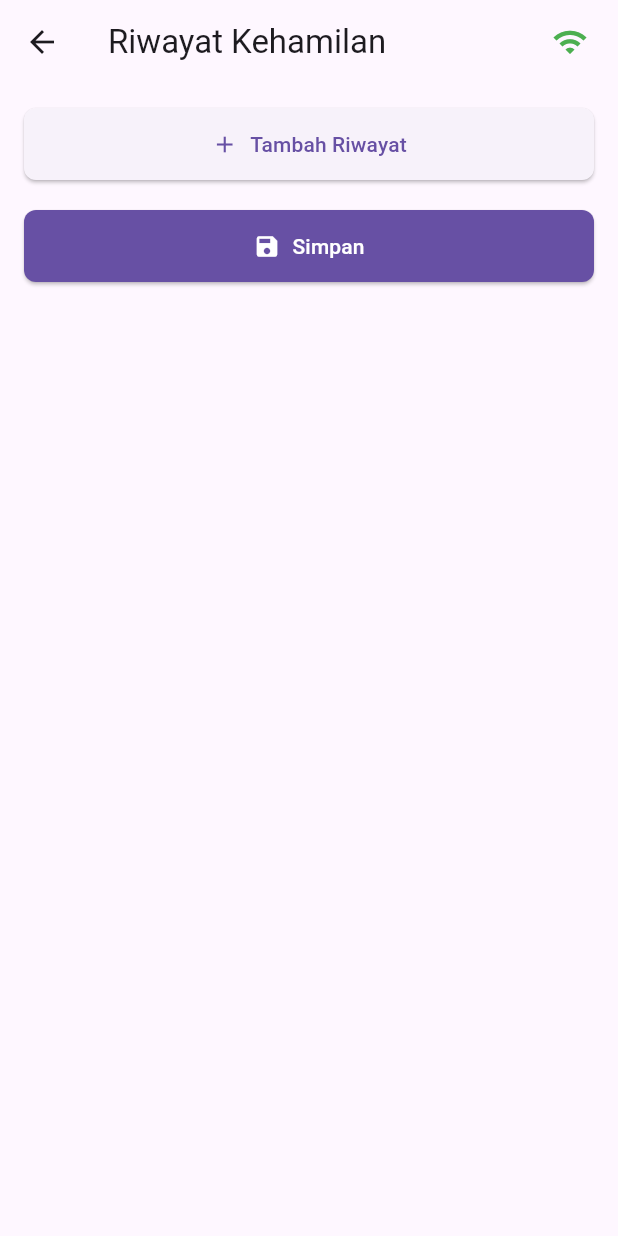
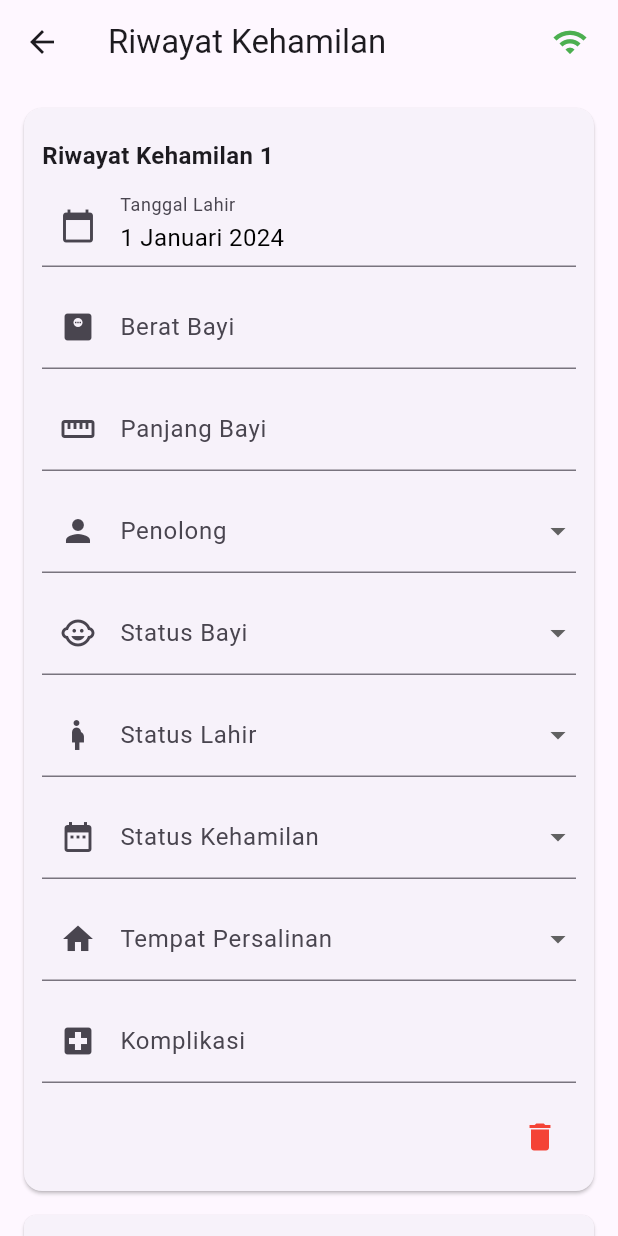
Before and after one commit to dwipp/ebidan, a Flutter app: the AddRiwayatBumilScreen screen opened directly with empty values, on a phone screen of 412 x 824 dp. Run offline on Flutter 3.47's test engine with Material 3 defaults, Android fonts, the phone set to English and light mode, and no system bars; our stand-ins replace bloc, cloud_firestore, equatable, firebase_auth, firebase_core, fl_chart and 5 more; accounts and stored records are empty.

Commit message:
form validator in add riwayat

```diff
--- a/lib/presentation/screens/riwayat/add_riwayat_bumil.dart
+++ b/lib/presentation/screens/riwayat/add_riwayat_bumil.dart
@@ -10,6 +10,8 @@ import 'package:ebidan/common/Utils.dart';
 import 'package:ebidan/presentation/router/app_router.dart';
 import 'package:flutter/material.dart';
 import 'package:flutter_bloc/flutter_bloc.dart';
+// Import FormValidator
+import 'package:ebidan/common/utility/form_validator.dart';
 
 class AddRiwayatBumilScreen extends StatefulWidget {
   final String state;
@@ -21,19 +23,25 @@ class AddRiwayatBumilScreen extends StatefulWidget {
 
 class _AddRiwayatBumilState extends State<AddRiwayatBumilScreen> {
   final _formKey = GlobalKey<FormState>();
+
+  // **PERUBAHAN 1: DEFINISI FIELD KEYS DINAMIS**
+  final Map<String, GlobalKey> _fieldKeys = {};
+  late FormValidator _formValidator;
+
+  // Validator standar
+  String? _requiredObjectValidator(dynamic val) =>
+      val == null || (val is String && val.isEmpty) ? 'Wajib dipilih' : null;
+
   List<Map<String, dynamic>> riwayatList = [];
 
   final List<String> statusBayiList = ['Hidup', 'Mati', 'Abortus'];
-
   final List<String> statusKehamilanList = ['Aterm', 'Preterm', 'Postterm'];
-
   final List<String> penolongList = [
     'Bidan',
     'Dokter',
     'Dukun Kampung',
     'Lainnya',
   ];
-
   final List<String> tempatList = [
     'Rumah Sakit',
     'Poskesdes',
@@ -41,7 +49,6 @@ class _AddRiwayatBumilState extends State<AddRiwayatBumilScreen> {
     'Rumah',
     'Jalan',
   ];
-
   final List<String> statusLahirList = [
     'Spontan Belakang Kepala',
     'Section Caesarea (SC)',
@@ -52,7 +59,11 @@ class _AddRiwayatBumilState extends State<AddRiwayatBumilScreen> {
   @override
   void initState() {
     context.read<SubmitRiwayatCubit>().setInitial();
+    // Inisialisasi FormValidator
+    _formValidator = FormValidator(fieldKeys: _fieldKeys);
     super.initState();
+    // Langsung tambahkan satu riwayat saat pertama kali load
+    _addRiwayat();
   }
 
   @override
@@ -61,11 +72,31 @@ class _AddRiwayatBumilState extends State<AddRiwayatBumilScreen> {
     bumil = context.watch<SelectedBumilCubit>().state;
   }
 
+  // **PERUBAHAN 2: LOGIKA DINAMIS GLOBAL KEY**
+  void _updateKeys(int index) {
+    // Daftarkan semua field wajib
+    const requiredFields = [
+      'tgl_lahir',
+      'status_bayi',
+      'status_lahir',
+      'status_term',
+      'tempat',
+      'penolong',
+    ];
+
+    for (var fieldName in requiredFields) {
+      final keyName = '${fieldName}_$index';
+      if (!_fieldKeys.containsKey(keyName)) {
+        _fieldKeys[keyName] = GlobalKey();
+      }
+    }
+  }
+
   void _addRiwayat() {
     setState(() {
       riwayatList.add({
         'tgl_lahir': DateTime(DateTime.now().year - 1),
-        'berat_bayi': '0',
+        'berat_bayi': '',
         'komplikasi': '',
         'panjang_bayi': '',
         'penolong': '',
@@ -75,13 +106,39 @@ class _AddRiwayatBumilState extends State<AddRiwayatBumilScreen> {
         'status_term': '',
         'tempat': '',
       });
+      // Update keys untuk riwayat yang baru ditambahkan
+      _updateKeys(riwayatList.length - 1);
     });
   }
 
   void _removeRiwayat(int index) {
     setState(() {
       riwayatList.removeAt(index);
+
+      // Hapus semua keys lama
+      _fieldKeys.clear();
+
+      // Regenerasi semua keys untuk memastikan indeksnya benar
+      for (int i = 0; i < riwayatList.length; i++) {
+        _updateKeys(i);
+      }
     });
+  }
+
+  Future<void> _submitData() async {
+    // **PERUBAHAN 3: GANTI VALIDASI MANUAL DENGAN VALIDATE AND SCROLL**
+    _formValidator.reset();
+
+    if (!_formValidator.validateAndScroll(_formKey, context)) {
+      return;
+    }
+
+    _formKey.currentState!.save();
+
+    context.read<SubmitRiwayatCubit>().addRiwayat(
+      bumilId: bumil!.idBumil,
+      riwayatList: riwayatList,
+    );
   }
 
   @override
@@ -100,13 +157,33 @@ class _AddRiwayatBumilState extends State<AddRiwayatBumilScreen> {
               ...riwayatList.asMap().entries.map((entry) {
                 int index = entry.key;
                 var data = entry.value;
+
+                // Getter untuk GlobalKey dinamis
+                GlobalKey? getKey(String fieldName) =>
+                    _fieldKeys['${fieldName}_$index'];
+                // Setter untuk wrapValidator dengan fieldName dinamis
+                String? wrap(
+                  String fieldName,
+                  dynamic val,
+                  FieldValidator validator,
+                ) {
+                  return _formValidator.wrapValidator(
+                    '${fieldName}_$index',
+                    val,
+                    validator,
+                  );
+                }
+
                 return Card(
                   margin: const EdgeInsets.only(bottom: 16),
                   child: Padding(
                     padding: const EdgeInsets.all(12),
                     child: Column(
+                      crossAxisAlignment: CrossAxisAlignment.start,
                       children: [
+                        Utils.sectionTitle('Riwayat Kehamilan ${index + 1}'),
                         DatePickerFormField(
+                          key: getKey('tgl_lahir'), // **Key Dinamis**
                           labelText: 'Tanggal Lahir',
                           prefixIcon: Icons.calendar_today,
                           initialValue: data['tgl_lahir'],
@@ -117,6 +194,9 @@ class _AddRiwayatBumilState extends State<AddRiwayatBumilScreen> {
                               data['tgl_lahir'] = date;
                             });
                           },
+                          // **Wrap Validator**
+                          validator: (val) =>
+                              wrap('tgl_lahir', val, _requiredObjectValidator),
                         ),
                         const SizedBox(height: 12),
                         CustomTextField(
@@ -125,6 +205,7 @@ class _AddRiwayatBumilState extends State<AddRiwayatBumilScreen> {
                           onSaved: (val) => data['berat_bayi'] = val,
                           isNumber: true,
                           suffixText: 'gram',
+                          // Tidak wajib diisi
                         ),
                         const SizedBox(height: 12),
                         CustomTextField(
@@ -133,11 +214,16 @@ class _AddRiwayatBumilState extends State<AddRiwayatBumilScreen> {
                           onSaved: (val) => data['panjang_bayi'] = val,
                           isNumber: true,
                           suffixText: 'cm',
+                          // Tidak wajib diisi
                         ),
                         const SizedBox(height: 12),
-                        _buildPenolongField(data),
+                        _buildPenolongField(
+                          data,
+                          index,
+                        ), // Field dengan sub-field
                         const SizedBox(height: 12),
                         DropdownField(
+                          key: getKey('status_bayi'), // **Key Dinamis**
                           label: 'Status Bayi',
                           icon: Icons.child_care,
                           items: statusBayiList,
@@ -149,12 +235,16 @@ class _AddRiwayatBumilState extends State<AddRiwayatBumilScreen> {
                               data['status_bayi'] = newValue ?? '';
                             });
                           },
-                          validator: (val) => val == null || val.isEmpty
-                              ? 'Wajib dipilih'
-                              : null,
+                          // **Wrap Validator**
+                          validator: (val) => wrap(
+                            'status_bayi',
+                            val,
+                            _requiredObjectValidator,
+                          ),
                         ),
                         const SizedBox(height: 12),
                         DropdownField(
+                          key: getKey('status_lahir'), // **Key Dinamis**
                           label: 'Status Lahir',
                           icon: Icons.pregnant_woman,
                           items: statusLahirList,
@@ -166,17 +256,21 @@ class _AddRiwayatBumilState extends State<AddRiwayatBumilScreen> {
                               data['status_lahir'] = newValue ?? '';
                             });
                           },
+                          // **Wrap Validator Kondisional**
                           validator: (val) {
                             if (data['status_bayi'] != 'Abortus') {
-                              if (val == null || val.isEmpty) {
-                                return 'Wajib dipilih';
-                              }
+                              return wrap(
+                                'status_lahir',
+                                val,
+                                _requiredObjectValidator,
+                              );
                             }
                             return null;
                           },
                         ),
                         const SizedBox(height: 12),
                         DropdownField(
+                          key: getKey('status_term'), // **Key Dinamis**
                           label: 'Status Kehamilan',
                           icon: Icons.date_range,
                           items: statusKehamilanList,
@@ -188,17 +282,21 @@ class _AddRiwayatBumilState extends State<AddRiwayatBumilScreen> {
                               data['status_term'] = newValue ?? '';
                             });
                           },
+                          // **Wrap Validator Kondisional**
                           validator: (val) {
                             if (data['status_bayi'] != 'Abortus') {
-                              if (val == null || val.isEmpty) {
-                                return 'Wajib dipilih';
-                              }
+                              return wrap(
+                                'status_term',
+                                val,
+                                _requiredObjectValidator,
+                              );
                             }
                             return null;
                           },
                         ),
                         const SizedBox(height: 12),
                         DropdownField(
+                          key: getKey('tempat'), // **Key Dinamis**
                           label: 'Tempat Persalinan',
                           icon: Icons.home,
                           items: tempatList,
@@ -210,9 +308,9 @@ class _AddRiwayatBumilState extends State<AddRiwayatBumilScreen> {
                               data['tempat'] = newValue ?? '';
                             });
                           },
-                          validator: (val) => val == null || val.isEmpty
-                              ? 'Wajib dipilih'
-                              : null,
+                          // **Wrap Validator**
+                          validator: (val) =>
+                              wrap('tempat', val, _requiredObjectValidator),
                         ),
                         const SizedBox(height: 12),
                         CustomTextField(
@@ -296,15 +394,7 @@ class _AddRiwayatBumilState extends State<AddRiwayatBumilScreen> {
                       label: 'Simpan',
                       loadingLabel: 'Menyimpan...',
                       icon: Icons.save,
-                      onPressed: () {
-                        if (!_formKey.currentState!.validate()) return;
-                        _formKey.currentState!.save();
-
-                        context.read<SubmitRiwayatCubit>().addRiwayat(
-                          bumilId: bumil!.idBumil,
-                          riwayatList: riwayatList,
-                        );
-                      },
+                      onPressed: _submitData,
                     );
                   },
                 ),
@@ -316,14 +406,23 @@ class _AddRiwayatBumilState extends State<AddRiwayatBumilScreen> {
     );
   }
 
-  Widget _buildPenolongField(Map<String, dynamic> data) {
+  Widget _buildPenolongField(Map<String, dynamic> data, int index) {
     // Cek apakah user memilih "Lainnya"
     bool isLainnya = data['penolong'] == 'Lainnya';
+    GlobalKey? getKey(String fieldName) => _fieldKeys['${fieldName}_$index'];
+    String? wrap(String fieldName, dynamic val, FieldValidator validator) {
+      return _formValidator.wrapValidator(
+        '${fieldName}_$index',
+        val,
+        validator,
+      );
+    }
 
     return Column(
       crossAxisAlignment: CrossAxisAlignment.start,
       children: [
         DropdownButtonFormField<String>(
+          key: getKey('penolong'), // **Key Dinamis**
           value:
               data['penolong'] != null &&
                   penolongList.contains(data['penolong'])
@@ -339,23 +438,23 @@ class _AddRiwayatBumilState extends State<AddRiwayatBumilScreen> {
           onChanged: (newValue) {
             setState(() {
               data['penolong'] = newValue ?? '';
-              if (newValue == 'Lainnya') {
-                data['penolongLainnya'] = ''; // aktifkan field tambahan
-              } else {
+              if (newValue != 'Lainnya') {
                 data['penolongLainnya'] = null; // sembunyikan field tambahan
               }
             });
           },
-          validator: null, // dropdown tidak wajib
+          // **Wrap Validator** untuk dropdown utama
+          validator: (val) => wrap('penolong', val, _requiredObjectValidator),
         ),
         if (isLainnya) const SizedBox(height: 8),
         if (isLainnya)
           TextFormField(
+            // Field 'Lainnya' tidak perlu GlobalKey dinamis baru karena terikat pada penolong.
             decoration: const InputDecoration(
               labelText: 'Penolong Lainnya',
               prefixIcon: Icon(Icons.person_outline),
             ),
-            onChanged: (val) => data['penolongLainnya'] = val,
+            onChanged: (val) => data['penolong'] = val, // Simpan di 'penolong'
             validator: (val) {
               if (val == null || val.isEmpty) {
                 return 'Wajib diisi';
```
